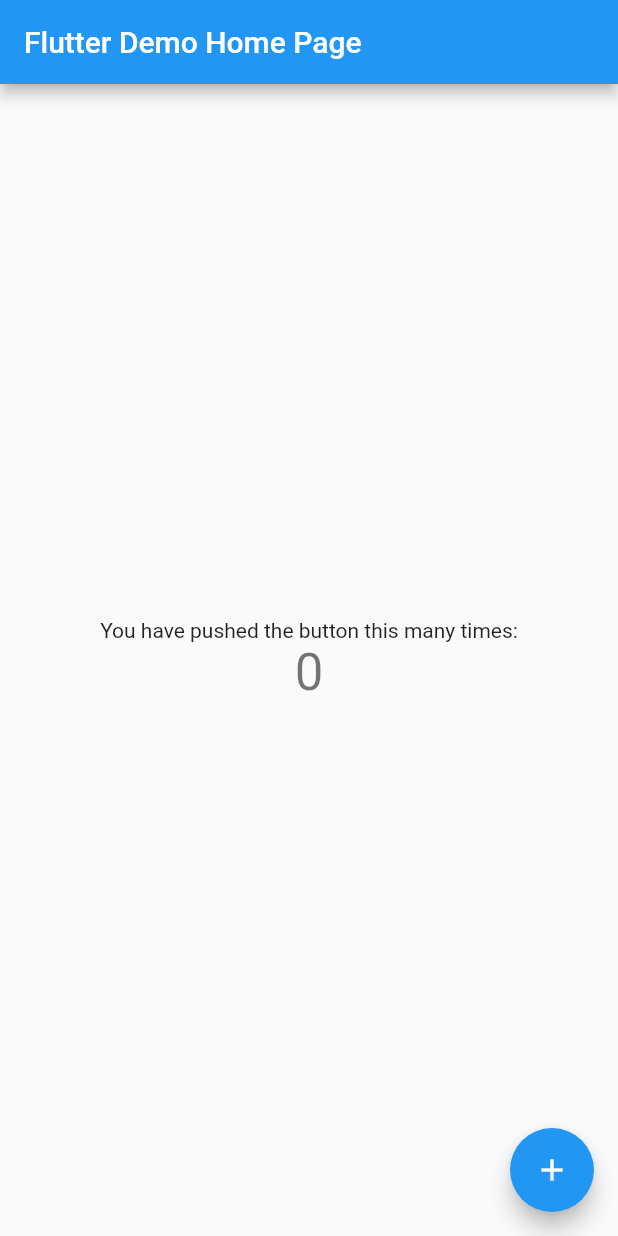
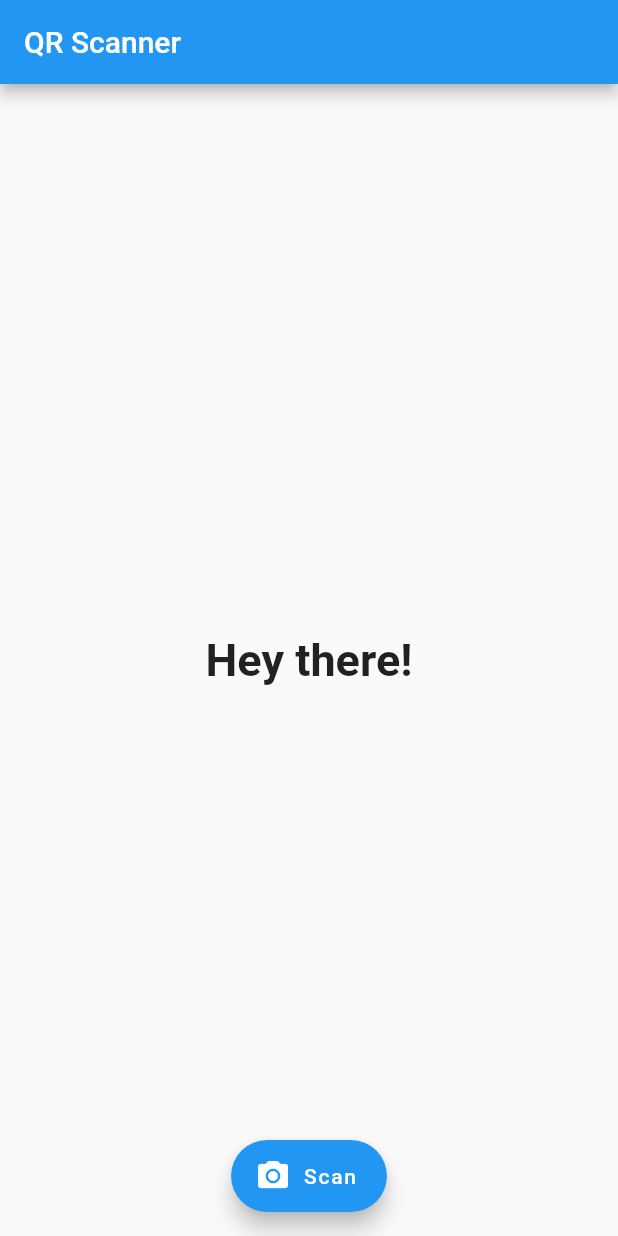
Before and after one commit to shrek0430/Flutter_QRCode_Scanner, a Flutter app: the screen it shows after launch, on a phone screen of 412 x 824 dp. Run offline on Flutter 3.47's test engine with Material 2 defaults, Android fonts, the phone set to English and light mode, and no system bars.

Commit message:
outline of app made

```diff
--- a/qr_code_scanner/lib/main.dart
+++ b/qr_code_scanner/lib/main.dart
@@ -1,111 +1,29 @@
 import 'package:flutter/material.dart';
 
-void main() => runApp(MyApp());
+void main() => runApp(MaterialApp(
+  debugShowCheckedModeBanner: false,
+  home: HomePage(),
+));
 
-class MyApp extends StatelessWidget {
-  // This widget is the root of your application.
+class HomePage extends StatelessWidget {
   @override
   Widget build(BuildContext context) {
-    return MaterialApp(
-      title: 'Flutter Demo',
-      theme: ThemeData(
-        // This is the theme of your application.
-        //
-        // Try running your application with "flutter run". You'll see the
-        // application has a blue toolbar. Then, without quitting the app, try
-        // changing the primarySwatch below to Colors.green and then invoke
-        // "hot reload" (press "r" in the console where you ran "flutter run",
-        // or simply save your changes to "hot reload" in a Flutter IDE).
-        // Notice that the counter didn't reset back to zero; the application
-        // is not restarted.
-        primarySwatch: Colors.blue,
+    return Scaffold(
+      appBar: AppBar(
+        title: Text("QR Scanner"),
       ),
-      home: MyHomePage(title: 'Flutter Demo Home Page'),
+      body: Center(
+      child:Text("Hey there!",style: new TextStyle(fontSize: 30,fontWeight: FontWeight.bold),
+      ),
+      ),
+    floatingActionButton: FloatingActionButton.extended(
+      icon: Icon(Icons.camera_alt),
+      label: Text("Scan"),
+      onPressed:(){
+
+      },
+    ),
+    floatingActionButtonLocation: FloatingActionButtonLocation.centerFloat,
     );
   }
 }
-
-class MyHomePage extends StatefulWidget {
-  MyHomePage({Key key, this.title}) : super(key: key);
-
-  // This widget is the home page of your application. It is stateful, meaning
-  // that it has a State object (defined below) that contains fields that affect
-  // how it looks.
-
-  // This class is the configuration for the state. It holds the values (in this
-  // case the title) provided by the parent (in this case the App widget) and
-  // used by the build method of the State. Fields in a Widget subclass are
-  // always marked "final".
-
-  final String title;
-
-  @override
-  _MyHomePageState createState() => _MyHomePageState();
-}
-
-class _MyHomePageState extends State<MyHomePage> {
-  int _counter = 0;
-
-  void _incrementCounter() {
-    setState(() {
-      // This call to setState tells the Flutter framework that something has
-      // changed in this State, which causes it to rerun the build method below
-      // so that the display can reflect the updated values. If we changed
-      // _counter without calling setState(), then the build method would not be
-      // called again, and so nothing would appear to happen.
-      _counter++;
-    });
-  }
-
-  @override
-  Widget build(BuildContext context) {
-    // This method is rerun every time setState is called, for instance as done
-    // by the _incrementCounter method above.
-    //
-    // The Flutter framework has been optimized to make rerunning build methods
-    // fast, so that you can just rebuild anything that needs updating rather
-    // than having to individually change instances of widgets.
-    return Scaffold(
-      appBar: AppBar(
-        // Here we take the value from the MyHomePage object that was created by
-        // the App.build method, and use it to set our appbar title.
-        title: Text(widget.title),
-      ),
-      body: Center(
-        // Center is a layout widget. It takes a single child and positions it
-        // in the middle of the parent.
-        child: Column(
-          // Column is also layout widget. It takes a list of children and
-          // arranges them vertically. By default, it sizes itself to fit its
-          // children horizontally, and tries to be as tall as its parent.
-          //
-          // Invoke "debug painting" (press "p" in the console, choose the
-          // "Toggle Debug Paint" action from the Flutter Inspector in Android
-          // Studio, or the "Toggle Debug Paint" command in Visual Studio Code)
-          // to see the wireframe for each widget.
-          //
-          // Column has various properties to control how it sizes itself and
-          // how it positions its children. Here we use mainAxisAlignment to
-          // center the children vertically; the main axis here is the vertical
-          // axis because Columns are vertical (the cross axis would be
-          // horizontal).
-          mainAxisAlignment: MainAxisAlignment.center,
-          children: <Widget>[
-            Text(
-              'You have pushed the button this many times:',
-            ),
-            Text(
-              '$_counter',
-              style: Theme.of(context).textTheme.display1,
-            ),
-          ],
-        ),
-      ),
-      floatingActionButton: FloatingActionButton(
-        onPressed: _incrementCounter,
-        tooltip: 'Increment',
-        child: Icon(Icons.add),
-      ), // This trailing comma makes auto-formatting nicer for build methods.
-    );
-  }
-}
```
Also changed, not shown: 1 other file.
